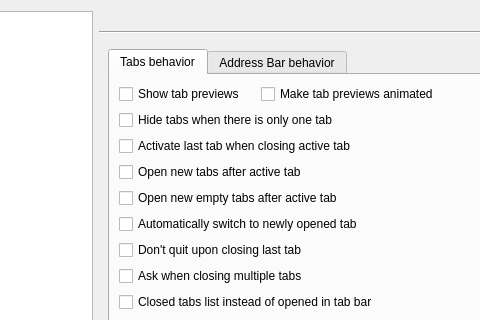
This is src/lib/preferences/preferences.ui in QupZilla/qupzilla as Qt 5 draws it before an edit; both pictures show x 138 to 618 and y 0 to 320 of the 800 by 500 pixel window. The edited form follows.
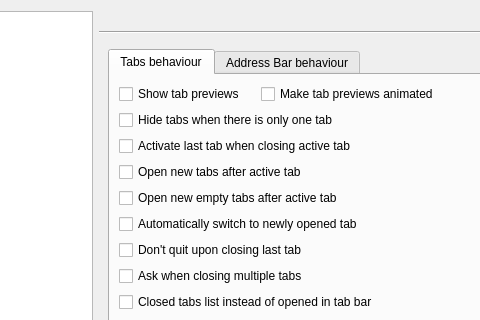
This is the edited form. The open tabs and pages were chosen to show the change.

Commit message: Use consistently British English in UI

Diff of the .ui file:
```diff
--- a/src/lib/preferences/preferences.ui
+++ b/src/lib/preferences/preferences.ui
@@ -656,7 +656,7 @@
          </property>
          <widget class="QWidget" name="tabsBehaviourPage">
           <attribute name="title">
-           <string>Tabs behavior</string>
+           <string>Tabs behaviour</string>
           </attribute>
           <layout class="QVBoxLayout" name="verticalLayout_2">
            <item>
@@ -779,7 +779,7 @@
          </widget>
          <widget class="QWidget" name="addressBarBehaviourPage">
           <attribute name="title">
-           <string>Address Bar behavior</string>
+           <string>Address Bar behaviour</string>
           </attribute>
           <layout class="QVBoxLayout" name="verticalLayout_3">
            <item>
```
The commit also changes 1 other file.
